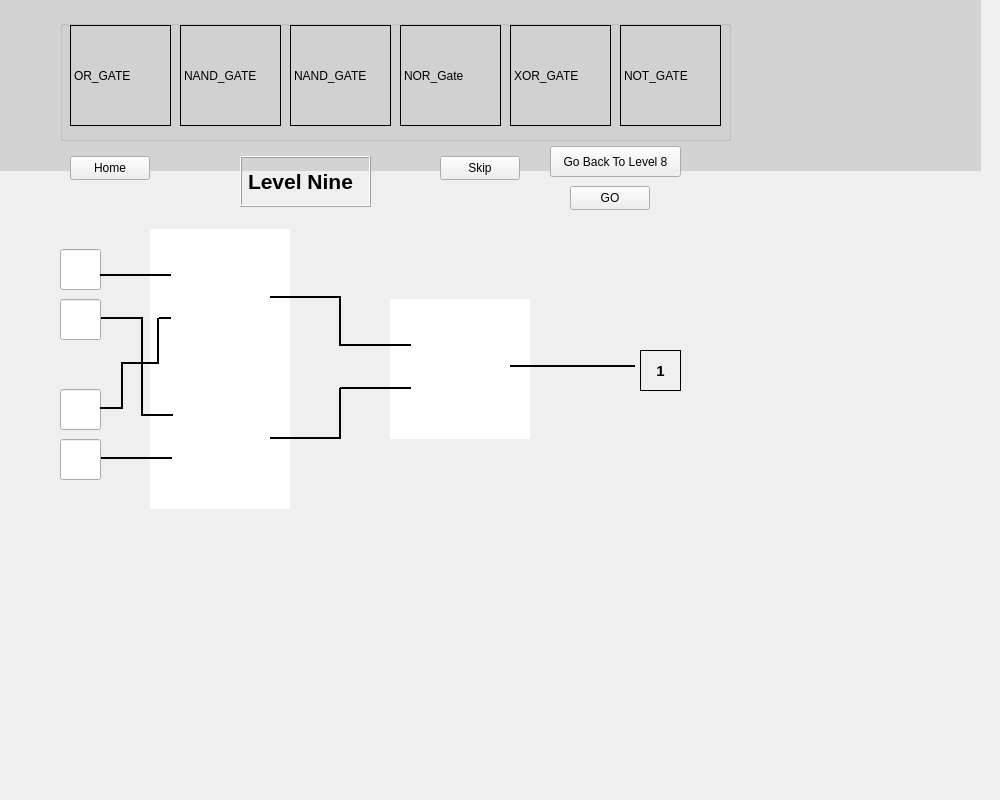
First picture: the form in LevelsView.ui, repository AhmedZ70/BitWise-EducationalApp, before the edit.
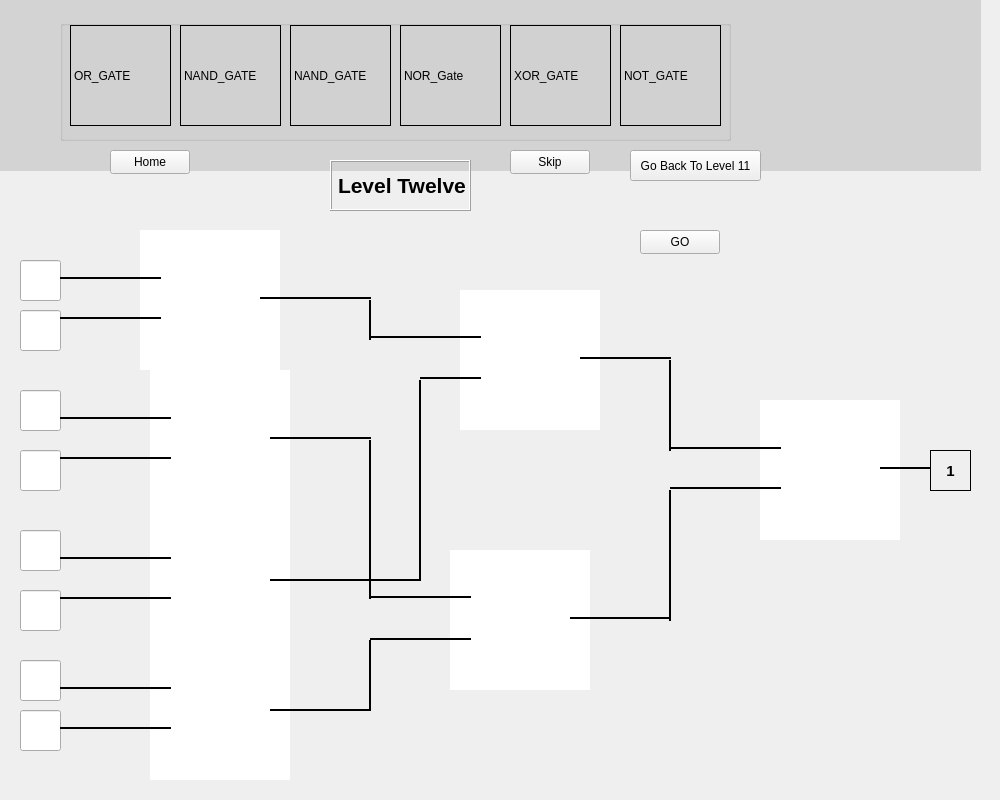
Second picture: the form after the edit. Icons and pictures are not drawn. Custom widgets are drawn as their Qt base class.

What changed in the file:
```diff
--- a/LevelsView.ui
+++ b/LevelsView.ui
@@ -169,7 +169,7 @@
     <number>2</number>
    </property>
    <property name="currentIndex">
-    <number>8</number>
+    <number>11</number>
    </property>
    <widget class="QWidget" name="level1">
     <widget class="QLabel" name="label_2">
@@ -4124,6 +4124,877 @@
      </property>
     </widget>
    </widget>
+   <widget class="QWidget" name="level12">
+    <widget class="QLabel" name="label_22">
+     <property name="geometry">
+      <rect>
+       <x>10</x>
+       <y>-10</y>
+       <width>991</width>
+       <height>641</height>
+      </rect>
+     </property>
+     <property name="styleSheet">
+      <string notr="true">background-image: url(:/icons/wallpaper5.png);</string>
+     </property>
+     <property name="text">
+      <string/>
+     </property>
+    </widget>
+    <widget class="QPushButton" name="skipButton_13">
+     <property name="geometry">
+      <rect>
+       <x>530</x>
+       <y>10</y>
+       <width>80</width>
+       <height>24</height>
+      </rect>
+     </property>
+     <property name="text">
+      <string>Skip</string>
+     </property>
+    </widget>
+    <widget class="Line" name="line_70">
+     <property name="geometry">
+      <rect>
+       <x>380</x>
+       <y>160</y>
+       <width>20</width>
+       <height>40</height>
+      </rect>
+     </property>
+     <property name="frameShadow">
+      <enum>QFrame::Plain</enum>
+     </property>
+     <property name="lineWidth">
+      <number>2</number>
+     </property>
+     <property name="orientation">
+      <enum>Qt::Vertical</enum>
+     </property>
+    </widget>
+    <widget class="QPushButton" name="pushButton_12">
+     <property name="geometry">
+      <rect>
+       <x>660</x>
+       <y>90</y>
+       <width>80</width>
+       <height>24</height>
+      </rect>
+     </property>
+     <property name="text">
+      <string>GO</string>
+     </property>
+    </widget>
+    <widget class="QLabel" name="label_26">
+     <property name="geometry">
+      <rect>
+       <x>950</x>
+       <y>310</y>
+       <width>41</width>
+       <height>41</height>
+      </rect>
+     </property>
+     <property name="font">
+      <font>
+       <pointsize>11</pointsize>
+       <bold>true</bold>
+      </font>
+     </property>
+     <property name="frameShape">
+      <enum>QFrame::Box</enum>
+     </property>
+     <property name="text">
+      <string>1</string>
+     </property>
+     <property name="alignment">
+      <set>Qt::AlignCenter</set>
+     </property>
+    </widget>
+    <widget class="QLabel" name="label_41">
+     <property name="geometry">
+      <rect>
+       <x>350</x>
+       <y>20</y>
+       <width>141</width>
+       <height>51</height>
+      </rect>
+     </property>
+     <property name="font">
+      <font>
+       <pointsize>16</pointsize>
+       <bold>true</bold>
+      </font>
+     </property>
+     <property name="frameShape">
+      <enum>QFrame::Box</enum>
+     </property>
+     <property name="frameShadow">
+      <enum>QFrame::Raised</enum>
+     </property>
+     <property name="text">
+      <string>Level Twelve</string>
+     </property>
+     <property name="textFormat">
+      <enum>Qt::MarkdownText</enum>
+     </property>
+    </widget>
+    <widget class="CustomLineEdit" name="lineEdit_52">
+     <property name="geometry">
+      <rect>
+       <x>40</x>
+       <y>120</y>
+       <width>41</width>
+       <height>41</height>
+      </rect>
+     </property>
+    </widget>
+    <widget class="QPushButton" name="backToLevel1_11">
+     <property name="geometry">
+      <rect>
+       <x>650</x>
+       <y>10</y>
+       <width>131</width>
+       <height>31</height>
+      </rect>
+     </property>
+     <property name="font">
+      <font>
+       <pointsize>9</pointsize>
+      </font>
+     </property>
+     <property name="styleSheet">
+      <string notr="true">background-image: url(:/icons/wallpaper5.png);</string>
+     </property>
+     <property name="text">
+      <string>Go Back To Level 11</string>
+     </property>
+    </widget>
+    <widget class="CustomLineEdit" name="lineEdit_51">
+     <property name="geometry">
+      <rect>
+       <x>40</x>
+       <y>170</y>
+       <width>41</width>
+       <height>41</height>
+      </rect>
+     </property>
+    </widget>
+    <widget class="Custom_GraphicsView" name="graphicsView_23">
+     <property name="geometry">
+      <rect>
+       <x>480</x>
+       <y>150</y>
+       <width>140</width>
+       <height>140</height>
+      </rect>
+     </property>
+     <property name="frameShape">
+      <enum>QFrame::NoFrame</enum>
+     </property>
+     <property name="lineWidth">
+      <number>1</number>
+     </property>
+    </widget>
+    <widget class="QPushButton" name="homeButton_12">
+     <property name="geometry">
+      <rect>
+       <x>130</x>
+       <y>10</y>
+       <width>80</width>
+       <height>24</height>
+      </rect>
+     </property>
+     <property name="text">
+      <string>Home</string>
+     </property>
+    </widget>
+    <widget class="CustomLineEdit" name="lineEdit_53">
+     <property name="geometry">
+      <rect>
+       <x>40</x>
+       <y>250</y>
+       <width>41</width>
+       <height>41</height>
+      </rect>
+     </property>
+    </widget>
+    <widget class="CustomLineEdit" name="lineEdit_54">
+     <property name="geometry">
+      <rect>
+       <x>40</x>
+       <y>310</y>
+       <width>41</width>
+       <height>41</height>
+      </rect>
+     </property>
+    </widget>
+    <widget class="CustomLineEdit" name="lineEdit_55">
+     <property name="geometry">
+      <rect>
+       <x>40</x>
+       <y>390</y>
+       <width>41</width>
+       <height>41</height>
+      </rect>
+     </property>
+    </widget>
+    <widget class="CustomLineEdit" name="lineEdit_56">
+     <property name="geometry">
+      <rect>
+       <x>40</x>
+       <y>450</y>
+       <width>41</width>
+       <height>41</height>
+      </rect>
+     </property>
+    </widget>
+    <widget class="CustomLineEdit" name="lineEdit_57">
+     <property name="geometry">
+      <rect>
+       <x>40</x>
+       <y>520</y>
+       <width>41</width>
+       <height>41</height>
+      </rect>
+     </property>
+    </widget>
+    <widget class="CustomLineEdit" name="lineEdit_58">
+     <property name="geometry">
+      <rect>
+       <x>40</x>
+       <y>570</y>
+       <width>41</width>
+       <height>41</height>
+      </rect>
+     </property>
+    </widget>
+    <widget class="Custom_GraphicsView" name="graphicsView_24">
+     <property name="geometry">
+      <rect>
+       <x>160</x>
+       <y>90</y>
+       <width>140</width>
+       <height>140</height>
+      </rect>
+     </property>
+     <property name="frameShape">
+      <enum>QFrame::NoFrame</enum>
+     </property>
+     <property name="lineWidth">
+      <number>1</number>
+     </property>
+    </widget>
+    <widget class="Line" name="line_144">
+     <property name="geometry">
+      <rect>
+       <x>80</x>
+       <y>130</y>
+       <width>101</width>
+       <height>16</height>
+      </rect>
+     </property>
+     <property name="frameShadow">
+      <enum>QFrame::Plain</enum>
+     </property>
+     <property name="lineWidth">
+      <number>2</number>
+     </property>
+     <property name="orientation">
+      <enum>Qt::Horizontal</enum>
+     </property>
+    </widget>
+    <widget class="Custom_GraphicsView" name="graphicsView_26">
+     <property name="geometry">
+      <rect>
+       <x>170</x>
+       <y>230</y>
+       <width>140</width>
+       <height>140</height>
+      </rect>
+     </property>
+     <property name="frameShape">
+      <enum>QFrame::NoFrame</enum>
+     </property>
+     <property name="lineWidth">
+      <number>1</number>
+     </property>
+    </widget>
+    <widget class="Custom_GraphicsView" name="graphicsView_27">
+     <property name="geometry">
+      <rect>
+       <x>170</x>
+       <y>370</y>
+       <width>140</width>
+       <height>140</height>
+      </rect>
+     </property>
+     <property name="frameShape">
+      <enum>QFrame::NoFrame</enum>
+     </property>
+     <property name="lineWidth">
+      <number>1</number>
+     </property>
+    </widget>
+    <widget class="Custom_GraphicsView" name="graphicsView_28">
+     <property name="geometry">
+      <rect>
+       <x>170</x>
+       <y>500</y>
+       <width>140</width>
+       <height>140</height>
+      </rect>
+     </property>
+     <property name="frameShape">
+      <enum>QFrame::NoFrame</enum>
+     </property>
+     <property name="lineWidth">
+      <number>1</number>
+     </property>
+    </widget>
+    <widget class="Line" name="line_151">
+     <property name="geometry">
+      <rect>
+       <x>280</x>
+       <y>148</y>
+       <width>111</width>
+       <height>20</height>
+      </rect>
+     </property>
+     <property name="frameShadow">
+      <enum>QFrame::Plain</enum>
+     </property>
+     <property name="lineWidth">
+      <number>2</number>
+     </property>
+     <property name="orientation">
+      <enum>Qt::Horizontal</enum>
+     </property>
+    </widget>
+    <widget class="Line" name="line_152">
+     <property name="geometry">
+      <rect>
+       <x>290</x>
+       <y>288</y>
+       <width>101</width>
+       <height>20</height>
+      </rect>
+     </property>
+     <property name="frameShadow">
+      <enum>QFrame::Plain</enum>
+     </property>
+     <property name="lineWidth">
+      <number>2</number>
+     </property>
+     <property name="orientation">
+      <enum>Qt::Horizontal</enum>
+     </property>
+    </widget>
+    <widget class="Line" name="line_75">
+     <property name="geometry">
+      <rect>
+       <x>380</x>
+       <y>300</y>
+       <width>20</width>
+       <height>159</height>
+      </rect>
+     </property>
+     <property name="frameShadow">
+      <enum>QFrame::Plain</enum>
+     </property>
+     <property name="lineWidth">
+      <number>2</number>
+     </property>
+     <property name="orientation">
+      <enum>Qt::Vertical</enum>
+     </property>
+    </widget>
+    <widget class="Line" name="line_155">
+     <property name="geometry">
+      <rect>
+       <x>390</x>
+       <y>189</y>
+       <width>111</width>
+       <height>16</height>
+      </rect>
+     </property>
+     <property name="frameShadow">
+      <enum>QFrame::Plain</enum>
+     </property>
+     <property name="lineWidth">
+      <number>2</number>
+     </property>
+     <property name="orientation">
+      <enum>Qt::Horizontal</enum>
+     </property>
+    </widget>
+    <widget class="Custom_GraphicsView" name="graphicsView_29">
+     <property name="geometry">
+      <rect>
+       <x>470</x>
+       <y>410</y>
+       <width>140</width>
+       <height>140</height>
+      </rect>
+     </property>
+     <property name="frameShape">
+      <enum>QFrame::NoFrame</enum>
+     </property>
+     <property name="lineWidth">
+      <number>1</number>
+     </property>
+    </widget>
+    <widget class="Line" name="line_79">
+     <property name="geometry">
+      <rect>
+       <x>380</x>
+       <y>500</y>
+       <width>20</width>
+       <height>71</height>
+      </rect>
+     </property>
+     <property name="frameShadow">
+      <enum>QFrame::Plain</enum>
+     </property>
+     <property name="lineWidth">
+      <number>2</number>
+     </property>
+     <property name="orientation">
+      <enum>Qt::Vertical</enum>
+     </property>
+    </widget>
+    <widget class="Line" name="line_156">
+     <property name="geometry">
+      <rect>
+       <x>390</x>
+       <y>491</y>
+       <width>101</width>
+       <height>16</height>
+      </rect>
+     </property>
+     <property name="frameShadow">
+      <enum>QFrame::Plain</enum>
+     </property>
+     <property name="lineWidth">
+      <number>2</number>
+     </property>
+     <property name="orientation">
+      <enum>Qt::Horizontal</enum>
+     </property>
+    </widget>
+    <widget class="Line" name="line_157">
+     <property name="geometry">
+      <rect>
+       <x>440</x>
+       <y>230</y>
+       <width>61</width>
+       <height>16</height>
+      </rect>
+     </property>
+     <property name="frameShadow">
+      <enum>QFrame::Plain</enum>
+     </property>
+     <property name="lineWidth">
+      <number>2</number>
+     </property>
+     <property name="orientation">
+      <enum>Qt::Horizontal</enum>
+     </property>
+    </widget>
+    <widget class="Line" name="line_158">
+     <property name="geometry">
+      <rect>
+       <x>390</x>
+       <y>449</y>
+       <width>101</width>
+       <height>16</height>
+      </rect>
+     </property>
+     <property name="frameShadow">
+      <enum>QFrame::Plain</enum>
+     </property>
+     <property name="lineWidth">
+      <number>2</number>
+     </property>
+     <property name="orientation">
+      <enum>Qt::Horizontal</enum>
+     </property>
+    </widget>
+    <widget class="Line" name="line_159">
+     <property name="geometry">
+      <rect>
+       <x>600</x>
+       <y>210</y>
+       <width>91</width>
+       <height>16</height>
+      </rect>
+     </property>
+     <property name="frameShadow">
+      <enum>QFrame::Plain</enum>
+     </property>
+     <property name="lineWidth">
+      <number>2</number>
+     </property>
+     <property name="orientation">
+      <enum>Qt::Horizontal</enum>
+     </property>
+    </widget>
+    <widget class="Line" name="line_81">
+     <property name="geometry">
+      <rect>
+       <x>680</x>
+       <y>220</y>
+       <width>20</width>
+       <height>91</height>
+      </rect>
+     </property>
+     <property name="frameShadow">
+      <enum>QFrame::Plain</enum>
+     </property>
+     <property name="lineWidth">
+      <number>2</number>
+     </property>
+     <property name="orientation">
+      <enum>Qt::Vertical</enum>
+     </property>
+    </widget>
+    <widget class="Line" name="line_82">
+     <property name="geometry">
+      <rect>
+       <x>680</x>
+       <y>350</y>
+       <width>20</width>
+       <height>131</height>
+      </rect>
+     </property>
+     <property name="frameShadow">
+      <enum>QFrame::Plain</enum>
+     </property>
+     <property name="lineWidth">
+      <number>2</number>
+     </property>
+     <property name="orientation">
+      <enum>Qt::Vertical</enum>
+     </property>
+    </widget>
+    <widget class="Custom_GraphicsView" name="graphicsView_30">
+     <property name="geometry">
+      <rect>
+       <x>780</x>
+       <y>260</y>
+       <width>140</width>
+       <height>140</height>
+      </rect>
+     </property>
+     <property name="frameShape">
+      <enum>QFrame::NoFrame</enum>
+     </property>
+     <property name="lineWidth">
+      <number>1</number>
+     </property>
+    </widget>
+    <widget class="Line" name="line_163">
+     <property name="geometry">
+      <rect>
+       <x>690</x>
+       <y>300</y>
+       <width>111</width>
+       <height>16</height>
+      </rect>
+     </property>
+     <property name="frameShadow">
+      <enum>QFrame::Plain</enum>
+     </property>
+     <property name="lineWidth">
+      <number>2</number>
+     </property>
+     <property name="orientation">
+      <enum>Qt::Horizontal</enum>
+     </property>
+    </widget>
+    <widget class="Line" name="line_161">
+     <property name="geometry">
+      <rect>
+       <x>690</x>
+       <y>340</y>
+       <width>111</width>
+       <height>16</height>
+      </rect>
+     </property>
+     <property name="frameShadow">
+      <enum>QFrame::Plain</enum>
+     </property>
+     <property name="lineWidth">
+      <number>2</number>
+     </property>
+     <property name="orientation">
+      <enum>Qt::Horizontal</enum>
+     </property>
+    </widget>
+    <widget class="QLabel" name="label_27">
+     <property name="geometry">
+      <rect>
+       <x>890</x>
+       <y>500</y>
+       <width>991</width>
+       <height>641</height>
+      </rect>
+     </property>
+     <property name="styleSheet">
+      <string notr="true">background-image: url(:/icons/wallpaper5.png);</string>
+     </property>
+     <property name="text">
+      <string/>
+     </property>
+    </widget>
+    <widget class="Line" name="line_162">
+     <property name="geometry">
+      <rect>
+       <x>1270</x>
+       <y>960</y>
+       <width>91</width>
+       <height>16</height>
+      </rect>
+     </property>
+     <property name="frameShadow">
+      <enum>QFrame::Plain</enum>
+     </property>
+     <property name="lineWidth">
+      <number>2</number>
+     </property>
+     <property name="orientation">
+      <enum>Qt::Horizontal</enum>
+     </property>
+    </widget>
+    <widget class="Line" name="line_164">
+     <property name="geometry">
+      <rect>
+       <x>900</x>
+       <y>318</y>
+       <width>51</width>
+       <height>20</height>
+      </rect>
+     </property>
+     <property name="frameShadow">
+      <enum>QFrame::Plain</enum>
+     </property>
+     <property name="lineWidth">
+      <number>2</number>
+     </property>
+     <property name="orientation">
+      <enum>Qt::Horizontal</enum>
+     </property>
+    </widget>
+    <widget class="Line" name="line_149">
+     <property name="geometry">
+      <rect>
+       <x>80</x>
+       <y>540</y>
+       <width>111</width>
+       <height>16</height>
+      </rect>
+     </property>
+     <property name="frameShadow">
+      <enum>QFrame::Plain</enum>
+     </property>
+     <property name="lineWidth">
+      <number>2</number>
+     </property>
+     <property name="orientation">
+      <enum>Qt::Horizontal</enum>
+     </property>
+    </widget>
+    <widget class="Line" name="line_150">
+     <property name="geometry">
+      <rect>
+       <x>80</x>
+       <y>580</y>
+       <width>111</width>
+       <height>16</height>
+      </rect>
+     </property>
+     <property name="frameShadow">
+      <enum>QFrame::Plain</enum>
+     </property>
+     <property name="lineWidth">
+      <number>2</number>
+     </property>
+     <property name="orientation">
+      <enum>Qt::Horizontal</enum>
+     </property>
+    </widget>
+    <widget class="Line" name="line_165">
+     <property name="geometry">
+      <rect>
+       <x>80</x>
+       <y>410</y>
+       <width>111</width>
+       <height>16</height>
+      </rect>
+     </property>
+     <property name="frameShadow">
+      <enum>QFrame::Plain</enum>
+     </property>
+     <property name="lineWidth">
+      <number>2</number>
+     </property>
+     <property name="orientation">
+      <enum>Qt::Horizontal</enum>
+     </property>
+    </widget>
+    <widget class="Line" name="line_166">
+     <property name="geometry">
+      <rect>
+       <x>80</x>
+       <y>450</y>
+       <width>111</width>
+       <height>16</height>
+      </rect>
+     </property>
+     <property name="frameShadow">
+      <enum>QFrame::Plain</enum>
+     </property>
+     <property name="lineWidth">
+      <number>2</number>
+     </property>
+     <property name="orientation">
+      <enum>Qt::Horizontal</enum>
+     </property>
+    </widget>
+    <widget class="Line" name="line_167">
+     <property name="geometry">
+      <rect>
+       <x>80</x>
+       <y>170</y>
+       <width>101</width>
+       <height>16</height>
+      </rect>
+     </property>
+     <property name="frameShadow">
+      <enum>QFrame::Plain</enum>
+     </property>
+     <property name="lineWidth">
+      <number>2</number>
+     </property>
+     <property name="orientation">
+      <enum>Qt::Horizontal</enum>
+     </property>
+    </widget>
+    <widget class="Line" name="line_147">
+     <property name="geometry">
+      <rect>
+       <x>80</x>
+       <y>270</y>
+       <width>111</width>
+       <height>16</height>
+      </rect>
+     </property>
+     <property name="frameShadow">
+      <enum>QFrame::Plain</enum>
+     </property>
+     <property name="lineWidth">
+      <number>2</number>
+     </property>
+     <property name="orientation">
+      <enum>Qt::Horizontal</enum>
+     </property>
+    </widget>
+    <widget class="Line" name="line_146">
+     <property name="geometry">
+      <rect>
+       <x>80</x>
+       <y>310</y>
+       <width>111</width>
+       <height>16</height>
+      </rect>
+     </property>
+     <property name="frameShadow">
+      <enum>QFrame::Plain</enum>
+     </property>
+     <property name="lineWidth">
+      <number>2</number>
+     </property>
+     <property name="orientation">
+      <enum>Qt::Horizontal</enum>
+     </property>
+    </widget>
+    <widget class="Line" name="line_154">
+     <property name="geometry">
+      <rect>
+       <x>290</x>
+       <y>560</y>
+       <width>101</width>
+       <height>20</height>
+      </rect>
+     </property>
+     <property name="frameShadow">
+      <enum>QFrame::Plain</enum>
+     </property>
+     <property name="lineWidth">
+      <number>2</number>
+     </property>
+     <property name="orientation">
+      <enum>Qt::Horizontal</enum>
+     </property>
+    </widget>
+    <widget class="Line" name="line_80">
+     <property name="geometry">
+      <rect>
+       <x>430</x>
+       <y>240</y>
+       <width>20</width>
+       <height>201</height>
+      </rect>
+     </property>
+     <property name="frameShadow">
+      <enum>QFrame::Plain</enum>
+     </property>
+     <property name="lineWidth">
+      <number>2</number>
+     </property>
+     <property name="orientation">
+      <enum>Qt::Vertical</enum>
+     </property>
+    </widget>
+    <widget class="Line" name="line_153">
+     <property name="geometry">
+      <rect>
+       <x>290</x>
+       <y>430</y>
+       <width>151</width>
+       <height>20</height>
+      </rect>
+     </property>
+     <property name="frameShadow">
+      <enum>QFrame::Plain</enum>
+     </property>
+     <property name="lineWidth">
+      <number>2</number>
+     </property>
+     <property name="orientation">
+      <enum>Qt::Horizontal</enum>
+     </property>
+    </widget>
+    <widget class="Line" name="line_160">
+     <property name="geometry">
+      <rect>
+       <x>590</x>
+       <y>470</y>
+       <width>101</width>
+       <height>16</height>
+      </rect>
+     </property>
+     <property name="frameShadow">
+      <enum>QFrame::Plain</enum>
+     </property>
+     <property name="lineWidth">
+      <number>2</number>
+     </property>
+     <property name="orientation">
+      <enum>Qt::Horizontal</enum>
+     </property>
+    </widget>
+   </widget>
   </widget>
  </widget>
  <customwidgets>
```
Left out of the diff: 4 changed lines with no effect on the pictures.
